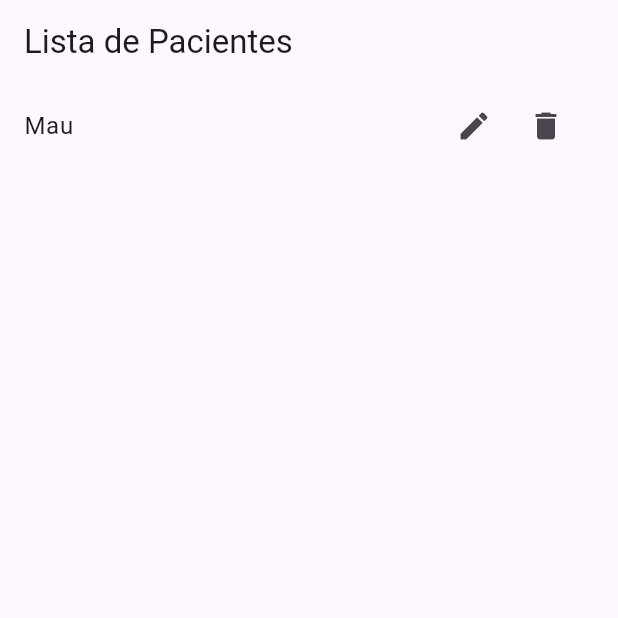
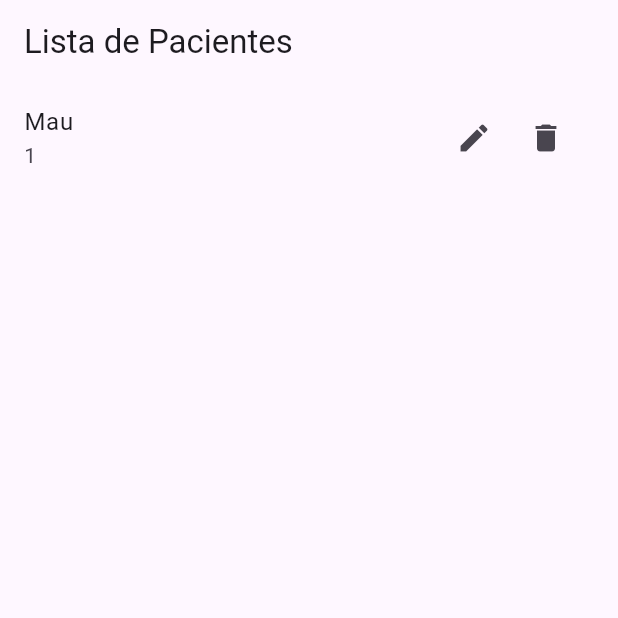
Before and after one commit to M131415/Formulario, a Flutter app: the screen it shows after launch, on a phone screen of 412 x 824 dp, the top half of it. Run offline on Flutter 3.47's test engine with Material 3 defaults, Android fonts, the phone set to English and light mode, and no system bars; our stand-ins replace flutter_bloc.

Commit message:
Add ramdom ID to list

```diff
--- a/lib/domain/entities/paciente.dart
+++ b/lib/domain/entities/paciente.dart
@@ -1,6 +1,6 @@
 class Paciente{
 
-  late int id;
+  late String id;
   late String nombre;
   late String edad;
   late String altura;
@@ -18,6 +18,7 @@ class Paciente{
   //La clave primaria id se genera de forma automática
   Map<String, dynamic> toMap() {
     return {
+      'id': id,
       'nombre': nombre,
       'edad': edad,
       'altura': altura,
--- a/lib/presentation/blocs/form/form_cubit.dart
+++ b/lib/presentation/blocs/form/form_cubit.dart
@@ -6,7 +6,7 @@ class FormCubit extends Cubit<List<Map<String,dynamic>>>{
 
   FormCubit():super(miLista);
 
-   void insertPaciente(Paciente paciente) {
+  void insertPaciente(Paciente paciente) {
     state.add(paciente.toMap());
     emit(List.from(state));
   }
--- a/lib/presentation/data/data.dart
+++ b/lib/presentation/data/data.dart
@@ -1 +1 @@
- List<Map<String, dynamic>> miLista = [{"nombre": "Mau"}];
+ List<Map<String, dynamic>> miLista = [{"id": "1","nombre": "Mau"}];
--- a/lib/presentation/screens/home/home_screen.dart
+++ b/lib/presentation/screens/home/home_screen.dart
@@ -39,6 +39,7 @@ class _HomeScreenView extends StatelessWidget {
             itemBuilder: (context, index) {
               return ListTile(
                 title: Text(state[index]["nombre"]),
+                subtitle: Text(state[index]["id"]),
                 trailing: Row
                 (
                   mainAxisSize: MainAxisSize.min,
```
Also changed, not shown: lib/presentation/screens/formulario/form_screen.dart (+6 -2 lines).
